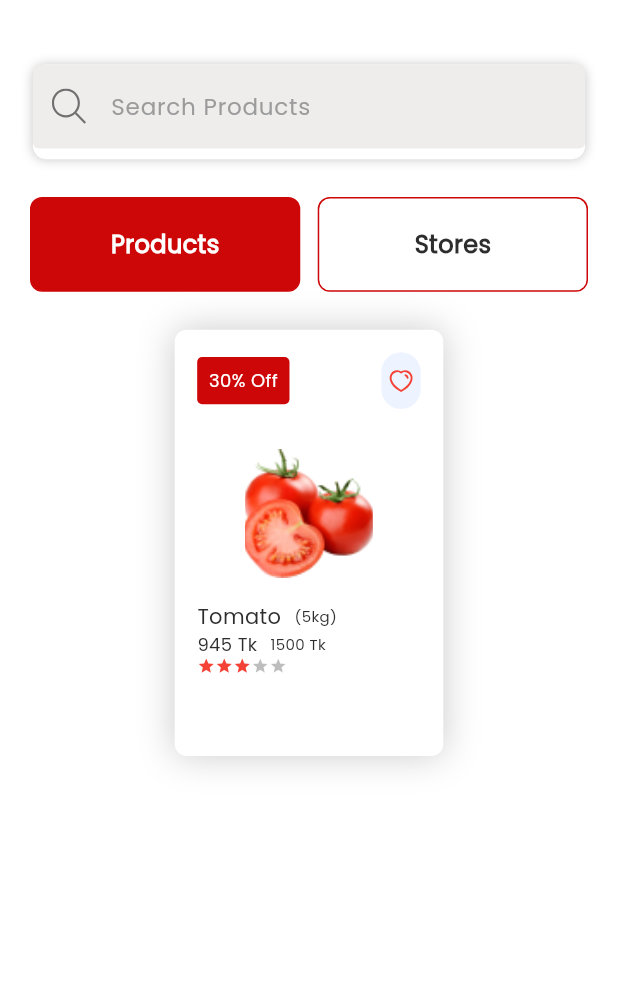
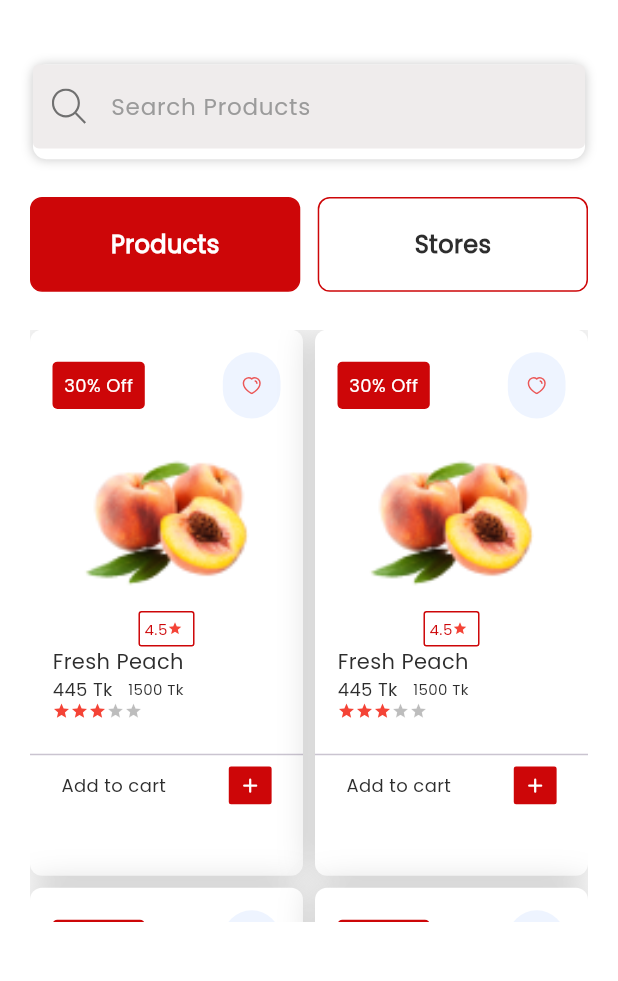
Before and after one commit to sagorahamed1/Restaurant, a Flutter app: the FruitsScreen screen opened directly, on a phone screen of 412 x 824 dp, the part 57-1038 px from its top. Run offline on Flutter 3.47's test engine with Material 3 defaults, Android fonts, the phone set to English and light mode, and no system bars; our stand-ins replace carousel_slider, flutter_screenutil, flutter_svg, get, salomon_bottom_bar, smooth_page_indicator.

Commit message:
stores, product screen

```diff
--- /dev/null
+++ b/lib/controller/friuts_controller.dart
@@ -0,0 +1,77 @@
+import 'package:get/get.dart';
+
+import '../utils/app_colors.dart';
+import '../utils/app_images.dart';
+
+class FriutsController extends GetxController{
+  RxList favoriteItemsList = [].obs;
+  RxList cardItemsList = [].obs;
+
+
+  // toggleIsFavorite(){
+  //   isFavorite.value = !isFavorite.value;
+  // }
+
+  RxList friutsList =  [
+    {
+      "discount" : "30% Off",
+      "rating" : "4.5",
+      "productImage" : "${AppImages.appel}",
+      "productName" : "Fresh Peach",
+      "price" : "445 Tk",
+      "offPrice" : "1500 Tk",
+      "color" : AppColors.amber,
+      "qty" : 0,
+    },
+    {
+      "discount" : "30% Off",
+      "rating" : "4.5",
+      "productImage" : "${AppImages.appel}",
+      "productName" : "Fresh Peach",
+      "price" : "445 Tk",
+      "offPrice" : "1500 Tk",
+      "color" : AppColors.amber,
+      "qty" : 0,
+    },
+    {
+      "discount" : "30% Off",
+      "rating" : "4.5",
+      "productImage" : "${AppImages.appel}",
+      "productName" : "Fresh Peach",
+      "price" : "445 Tk",
+      "offPrice" : "1500 Tk",
+      "color" : AppColors.amber,
+      "qty" : 1,
+    },
+    {
+      "discount" : "30% Off",
+      "rating" : "4.5",
+      "productImage" : "${AppImages.appel}",
+      "productName" : "Fresh Peach",
+      "price" : "445 Tk",
+      "offPrice" : "1500 Tk",
+      "color" : AppColors.amber,
+      "qty" : 0,
+    },
+    {
+      "discount" : "30% Off",
+      "rating" : "4.5",
+      "productImage" : "${AppImages.appel}",
+      "productName" : "Fresh Peach",
+      "price" : "445 Tk",
+      "offPrice" : "1500 Tk",
+      "color" : AppColors.amber,
+      "qty" : 0,
+    },
+    {
+      "discount" : "30% Off",
+      "rating" : "4.5",
+      "productImage" : "${AppImages.appel}",
+      "productName" : "Fresh Peach",
+      "price" : "445 Tk",
+      "offPrice" : "1500 Tk",
+      "color" : AppColors.amber,
+      "qty" : 0,
+    },
+  ].obs;
+}
--- a/lib/utils/app_constants.dart
+++ b/lib/utils/app_constants.dart
@@ -27,4 +27,5 @@ class AppConstants{
 
   ///------------------------Fruits screen------------------------------->
   static const String Fruits = "Fruits";
+  static const String addtocart = "Add to cart";
 }
--- a/lib/utils/app_icons.dart
+++ b/lib/utils/app_icons.dart
@@ -19,5 +19,7 @@ class AppIcons{
   ///-----------------------fruits screen--------------------------->
   static  const String cardIcon = "$basePath/cardIcon.svg";
   static  const String search = "$basePath/search.svg";
+  static  const String plusIcon = "$basePath/plus.svg";
+  static  const String minusIcon = "$basePath/minusIcon.svg";
 
 }
--- a/lib/utils/app_images.dart
+++ b/lib/utils/app_images.dart
@@ -3,6 +3,7 @@ class AppImages{
   ///---------------------------home screen----------------------->
   static const String basePath = "assets/images";
   static const String potsSlider1 = "$basePath/pots_slider1.png";
+  static const String potsSlider2 = "$basePath/pots_slider2.png";
   static const String fruitsVegetables = "$basePath/fruitsVegetables.png";
   static const String chickenMutton = "$basePath/chickenMutton.png";
   static const String appel = "$basePath/appel.png";
@@ -14,4 +15,5 @@ class AppImages{
 
   ///-------------------cetegory screen ------------------------->
   static const String vegetables = "$basePath/Vegetables.png";
+
 }
--- a/lib/view/screens/bottom_nav_bar/bottom_nav_bar.dart
+++ b/lib/view/screens/bottom_nav_bar/bottom_nav_bar.dart
@@ -4,6 +4,7 @@ import 'package:salomon_bottom_bar/salomon_bottom_bar.dart';
 
 import '../category/category_screen.dart';
 import '../fruits_screen/fruits_screen.dart';
+import '../stores/stores_screen.dart';
 
 class BottomNavBar extends StatefulWidget {
 
@@ -17,7 +18,7 @@ class _BottomNavBarState extends State<BottomNavBar> {
   @override
   Widget build(BuildContext context) {
     return Scaffold(
-      body: _currentIndex == 1 ? HomeScreen() :  FruitsScreen(),
+      body: _currentIndex == 1 ? HomeScreen() : StoresScreen(),
         bottomNavigationBar: SalomonBottomBar(
           currentIndex: _currentIndex,
           onTap: (i) => setState(() => _currentIndex = i),
--- a/lib/view/screens/fruits_screen/fruits_screen.dart
+++ b/lib/view/screens/fruits_screen/fruits_screen.dart
@@ -1,3 +1,4 @@
+
 import 'package:flutter/material.dart';
 import 'package:flutter_screenutil/flutter_screenutil.dart';
 import 'package:flutter_svg/svg.dart';
@@ -7,6 +8,7 @@ import '../../../utils/app_constants.dart';
 import '../../../utils/app_icons.dart';
 import '../../../utils/dimensions.dart';
 import '../../widgets/custom_text.dart';
+import '../../widgets/two_botton.dart';
 import 'inner_widgets/product_container.dart';
 
 class FruitsScreen extends StatelessWidget {
@@ -22,7 +24,7 @@ class FruitsScreen extends StatelessWidget {
       ///-----------------------------app bar section----------------------------->
       appBar: AppBar(
         leading: Container(
-            padding: EdgeInsets.all(19),
+            padding: const EdgeInsets.all(19),
             child: SvgPicture.asset(AppIcons.backArrow)),
         title: CustomText(
           text: AppConstants.Fruits,
@@ -36,8 +38,9 @@ class FruitsScreen extends StatelessWidget {
       ),
 
       ///----------------------------body section--------------------------------->
-      body: Padding(
-        padding: EdgeInsets.symmetric(
+      body: SingleChildScrollView(
+        child: Padding(
+          padding: const EdgeInsets.symmetric(
               horizontal: Dimensions.paddingSizeLarge,
               vertical: Dimensions.paddingSizeExtraLarge),
           child: Column(
@@ -93,42 +96,14 @@ class FruitsScreen extends StatelessWidget {
                 height: 16.h,
               ),
 
-            ProductContainer()
+
+              Container(
+                  height:395,
+                  child: ProductContainer())
             ],
+          ),
         ),
       ),
     );
   }
 }
-
-class TwoBotton extends StatelessWidget {
-  final String? text;
-  final Color? bottonColor;
-  final Color? textColor;
-
-  const TwoBotton({
-    this.textColor,
-    this.bottonColor,
-    this.text,
-    super.key,
-  });
-
-  @override
-  Widget build(BuildContext context) {
-    return Container(
-      height: 40.h,
-      width: 164.w,
-      decoration: BoxDecoration(
-          borderRadius: BorderRadius.circular(8),
-          color: bottonColor,
-          border: Border.all(color: AppColors.red)),
-      child: Center(
-          child: CustomText(
-        text: text,
-        fontsize: Dimensions.fontSizeLarge,
-        fontWeight: FontWeight.w600,
-        color: textColor,
-      )),
-    );
-  }
-}
--- a/lib/view/screens/fruits_screen/inner_widgets/product_container.dart
+++ b/lib/view/screens/fruits_screen/inner_widgets/product_container.dart
@@ -1,8 +1,9 @@
-
 import 'package:flutter/material.dart';
 import 'package:flutter_screenutil/flutter_screenutil.dart';
 import 'package:flutter_svg/svg.dart';
+import 'package:get/get.dart';
 
+import '../../../../controller/friuts_controller.dart';
 import '../../../../utils/app_colors.dart';
 import '../../../../utils/app_constants.dart';
 import '../../../../utils/app_icons.dart';
@@ -11,14 +12,23 @@ import '../../../../utils/dimensions.dart';
 import '../../../widgets/custom_text.dart';
 import '../../home/inner_widgets/discound_container.dart';
 
-
 class ProductContainer extends StatelessWidget {
-  const ProductContainer({
+  ProductContainer({
     super.key,
   });
 
+  FriutsController controller = Get.put(FriutsController());
+  RxInt itemQty = 0.obs;
+
   @override
   Widget build(BuildContext context) {
+    return Obx(() => GridView.builder(
+      itemCount: controller.friutsList.length,
+      gridDelegate: const SliverGridDelegateWithFixedCrossAxisCount(crossAxisCount: 2,crossAxisSpacing: 8,mainAxisSpacing: 8,childAspectRatio: 0.5),
+      itemBuilder: (context, index) {
+        var productInfo = controller.friutsList[index];
+        itemQty.value = productInfo['qty'];
+        print("======================================$itemQty");
         return Container(
           height: 180.h,
           width: 163.w,
@@ -34,7 +44,9 @@ class ProductContainer extends StatelessWidget {
               ),
             ],
           ),
-      child: Padding(
+          child: Column(
+            children: [
+              Padding(
                 padding: const EdgeInsets.symmetric(
                     vertical: Dimensions.paddingSizeDefault,
                     horizontal: Dimensions.paddingSizeDefault),
@@ -44,46 +56,77 @@ class ProductContainer extends StatelessWidget {
                     Row(
                       mainAxisAlignment: MainAxisAlignment.spaceBetween,
                       children: [
+                        ///--------------duscound container-------------->
                         const DiscoundContainer(),
-                Container(
-                    padding: EdgeInsets.all(5),
-                    height: 24.h,
-                    width: 24.w,
+                        Obx(()=> Container(
+                          // padding: EdgeInsets.all(5),
+                            height: 28.h,
+                            width: 35.w,
                             decoration: BoxDecoration(
                                 borderRadius: BorderRadius.circular(50),
                                 color: AppColors.white10),
-                    child: SvgPicture.asset(
+                            child: IconButton(onPressed: (){
+                              if(controller.favoriteItemsList.contains(index)){
+                                controller.favoriteItemsList.remove(index);
+                              }else{
+                                controller.favoriteItemsList.add(index);
+                              };
+
+                            },
+                              icon: controller.favoriteItemsList.contains(index) ? SvgPicture.asset(
+                                AppIcons.loveRedwithBorder,
+                                fit: BoxFit.cover,
+                              ) :  SvgPicture.asset(
                                 AppIcons.loveRed,
-                      color: Colors.red,fit: BoxFit.contain,
-                    ))
+                                fit: BoxFit.cover,
+                              ),
+                            )),
+                        )
                       ],
                     ),
-            SizedBox(height: 17.h,),
+                    SizedBox(
+                      height: 17.h,
+                    ),
 
                     ///--------------------image of product------------------>
                     Container(
                       height: 78.w,
-              width: 78.w,
+                      width: 100.w,
                       decoration: BoxDecoration(
                         borderRadius: BorderRadius.circular(50.r),
                       ),
-              child: Image.asset(AppImages.tomato,fit: BoxFit.cover,),
+                      child: Image.asset(
+                        productInfo["productImage"],
+                        fit: BoxFit.cover,
                       ),
-            SizedBox(height: 10.h,),
+                    ),
+                    SizedBox(
+                      height: 10.h,
+                    ),
+
+                    Container(
+                      height: 15.h,
+                      width: 34.w,
+                      decoration: BoxDecoration(
+                        borderRadius: BorderRadius.circular(2),
+                        border: Border.all(color: AppColors.red),
+                      ),child: Center(
+                      child: Row(
+                        children: [
+                          CustomText(text: " ${productInfo["rating"]}",fontsize: Dimensions.fontSizeExtraSmall,fontWeight: FontWeight.w500,color: AppColors.red,),
+                          Icon(Icons.star,color: Colors.red,size: 10,)
+                        ],
+                      ),
+                    ),
+                    ),
 
                     ///--------------------product name and price section------------>
                     Row(
                       children: [
                         CustomText(
-                  text: AppConstants.Tomato,
+                          text: productInfo["productName"],
                           fontsize: Dimensions.fontSizeDefault,
                           fontWeight: FontWeight.w500,
-                  color: AppColors.black,
-                ),
-                CustomText(
-                  text: AppConstants.kgWeight,
-                  fontsize: Dimensions.fontSizeExtraSmall,
-                  fontWeight: FontWeight.w400,
                           color: AppColors.black,
                         ),
                       ],
@@ -91,13 +134,13 @@ class ProductContainer extends StatelessWidget {
                     Row(
                       children: [
                         CustomText(
-                  text: AppConstants.price,
+                          text: "${productInfo["price"]}   ",
                           fontsize: Dimensions.fontSizeSmall,
                           fontWeight: FontWeight.w500,
                           color: AppColors.black,
                         ),
                         CustomText(
-                  text: AppConstants.offprice,
+                          text: productInfo["offPrice"],
                           fontsize: Dimensions.fontSizeExtraSmall,
                           fontWeight: FontWeight.w400,
                           color: AppColors.black,
@@ -116,10 +159,55 @@ class ProductContainer extends StatelessWidget {
                         Icon(Icons.star, color: Colors.black26, size: 12),
                         Icon(Icons.star, color: Colors.black26, size: 12),
                       ],
-            )
+                    ),
                   ],
                 ),
               ),
+
+              Divider(),
+              ///<<<=========================Item Increment Decrement Portion=======================================
+
+              Obx(() => Row(
+                mainAxisAlignment: MainAxisAlignment.spaceAround,
+                children: [
+                  if(itemQty.value  != 0)
+                    GestureDetector(
+                      onTap: (){
+                        itemQty.value--;
+                        print("***************************************,,,,$itemQty");
+                      },
+                      child: Container(
+                          height: 16.h,
+                          width: 26.w,
+                          decoration: BoxDecoration(
+                              borderRadius: BorderRadius.circular(1.5),
+                              color: AppColors.red
+                          ),
+                          child: Center(child: SvgPicture.asset(AppIcons.minusIcon))
+                      ),
+                    ),
+                  CustomText(text: itemQty.value != 0? itemQty.toString() : AppConstants.addtocart,fontsize: Dimensions.fontSizeSmall,fontWeight: FontWeight.w500,color: AppColors.black,),
+                  GestureDetector(
+                    onTap: (){
+                      itemQty.value++;
+                      print("***************************************,,,,$itemQty");
+                    },
+                    child: Container(
+                        height: 16.h,
+                        width: 26.w,
+                        decoration: BoxDecoration(
+                            borderRadius: BorderRadius.circular(1.5),
+                            color: AppColors.red
+                        ),
+                        child: Center(child: SvgPicture.asset(AppIcons.plusIcon))
+                    ),
+                  ),
+                ],
+              )),
+            ],
+          ),
         );
+      },
+    ));
   }
 }
--- /dev/null
+++ b/lib/view/widgets/two_botton.dart
@@ -0,0 +1,39 @@
+
+import 'package:flutter/material.dart';
+import 'package:flutter_screenutil/flutter_screenutil.dart';
+
+import '../../utils/app_colors.dart';
+import '../../utils/dimensions.dart';
+import 'custom_text.dart';
+
+class TwoBotton extends StatelessWidget {
+  final String? text;
+  final Color? bottonColor;
+  final Color? textColor;
+
+  const TwoBotton({
+    this.textColor,
+    this.bottonColor,
+    this.text,
+    super.key,
+  });
+
+  @override
+  Widget build(BuildContext context) {
+    return Container(
+      height: 40.h,
+      width: 164.w,
+      decoration: BoxDecoration(
+          borderRadius: BorderRadius.circular(8),
+          color: bottonColor,
+          border: Border.all(color: AppColors.red)),
+      child: Center(
+          child: CustomText(
+            text: text,
+            fontsize: Dimensions.fontSizeLarge,
+            fontWeight: FontWeight.w600,
+            color: textColor,
+          )),
+    );
+  }
+}
```
Also changed, not shown: lib/controller/stores_controller.dart (added, +43 -0 lines), lib/view/screens/home/inner_widgets/header_slider.dart (+8 -4 lines), lib/view/screens/stores/stores_screen.dart (added, +127 -0 lines), assets/icons/minusIcon.svg (added), assets/icons/plus.svg (added), assets/images/pots_slider2.png (added). Lines whose indentation alone changed are shown as unchanged.
